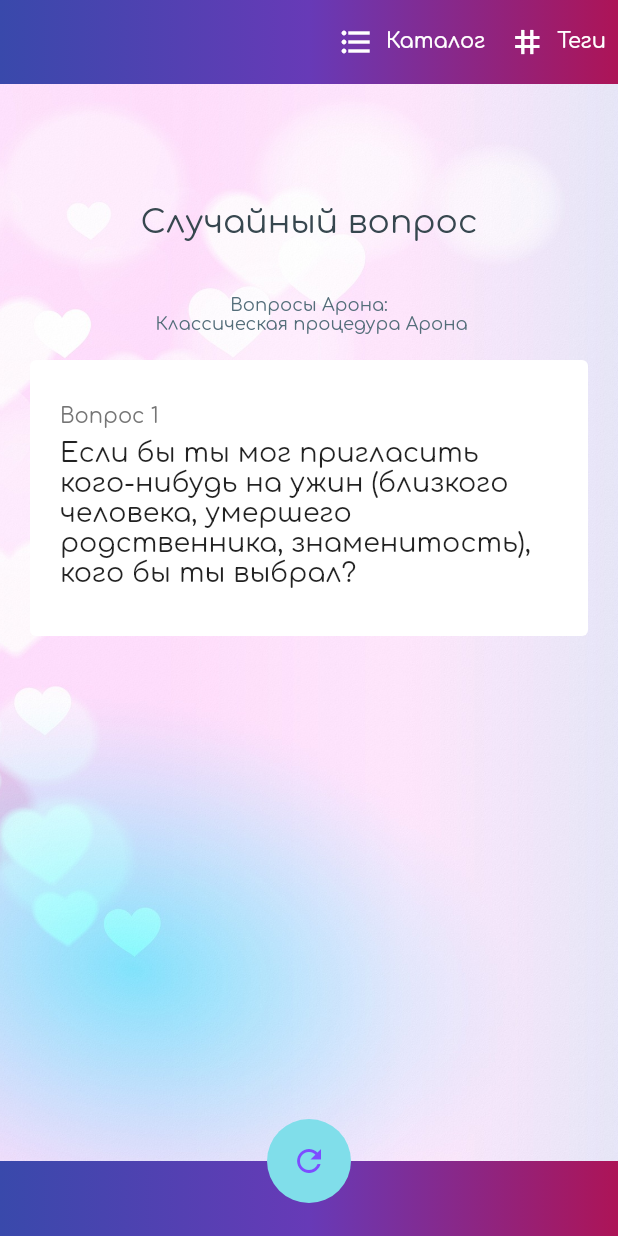
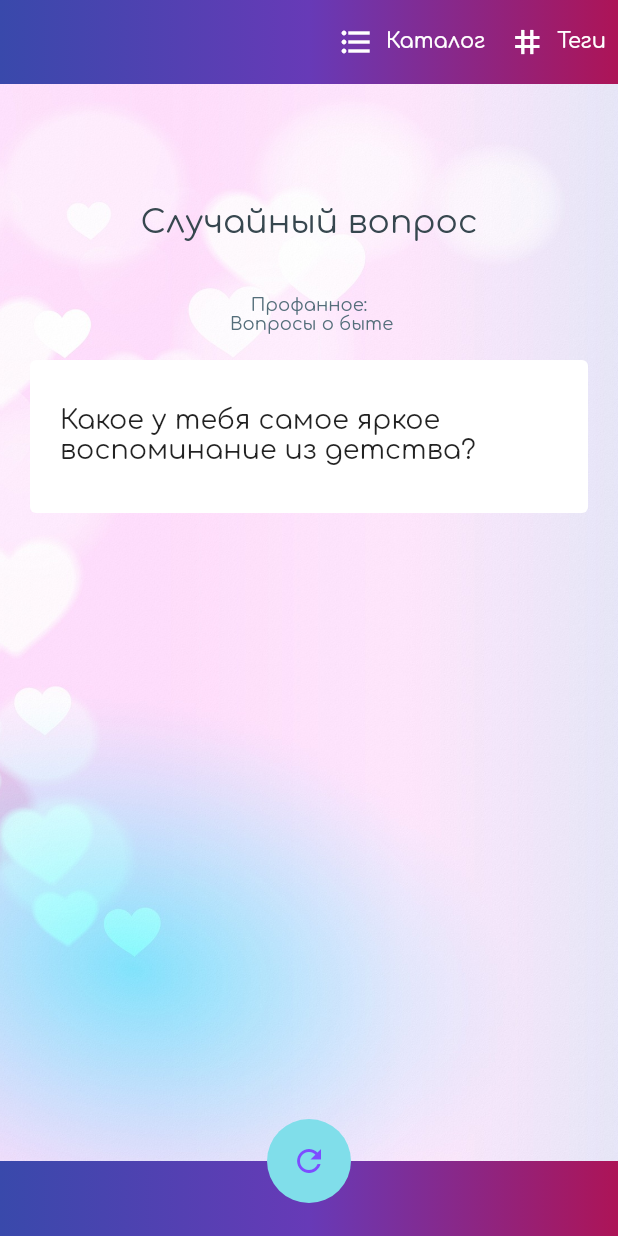
Before and after one commit to DanielTitkov/date_topics, a Flutter app: the screen it shows after launch, on a phone screen of 412 x 824 dp. Run offline on Flutter 3.47's test engine with Material 2 defaults, Android fonts, the phone set to English and light mode, and no system bars; our stand-ins replace google_fonts.

Commit message:
improved random choice

```diff
--- a/lib/data/topics.dart
+++ b/lib/data/topics.dart
@@ -9,6 +9,9 @@
         Topic(
             id: "aron1_aron_classic",
             title: "Классическая процедура Арона",
+            allowRandom: false,
+            allowPlayer: true,
+            description: "36 вопросов",
             items: [
               Item(
                   id: "aron1_aron_classic_q1",
@@ -187,90 +190,44 @@
       description: "Вопросы на бытовые темы",
       topics: [
         Topic(
-            id: "mundane_next_week",
-            title: "Что ты планируешь делать на следующей неделе?",
+            id: "mundane_m1",
+            title: "Вопросы о быте",
+            allowRandom: true,
+            allowPlayer: true,
+            description:
+                "Ну что-то такое. Потом нормально сделаю. Сейчас надо логику настроить. ",
             items: [
               Item(
-                  id: "mundane_next_week_q1",
+                  id: "mundane_m1_q1",
                   body: "Что ты планируешь делать на следующей неделе?"),
-            ]),
-        Topic(
-            id: "mundane_dates",
-            title: "Что тебе нравится и не нравится в свиданиях?",
-            items: [
               Item(
-                  id: "mundane_dates_q1",
+                  id: "mundane_m1_q2",
                   body: "Что тебе нравится и не нравится в свиданиях?"),
-            ]),
-        Topic(
-            id: "mundane_friends",
-            title: "Чем ты славишься среди своих друзей?",
-            items: [
               Item(
-                  id: "mundane_friends_q1",
+                  id: "mundane_m1_q3",
                   body: "Чем ты славишься среди своих друзей?"),
-            ]),
-        Topic(
-            id: "mundane_stereotype",
-            title:
-                "Какой стереотип о мужчинах / женщинах ты ненавидишь больше всего?",
-            items: [
               Item(
-                  id: "mundane_stereotype_q1",
+                  id: "mundane_m1_q4",
                   body:
                       "Какой стереотип о мужчинах / женщинах ты ненавидишь больше всего?"),
-            ]),
-        Topic(
-            id: "mundane_worry",
-            title: "Что заставляет тебя нервничать?",
-            items: [
               Item(
-                  id: "mundane_worry_q1",
-                  body: "Что заставляет тебя нервничать?"),
-            ]),
-        Topic(
-            id: "mundane_disgust",
-            title: "Что может мгновенно вызвать в тебе отторжение к человеку?",
-            items: [
+                  id: "mundane_m1_q5", body: "Что заставляет тебя нервничать?"),
               Item(
-                  id: "mundane_disgust_q1",
+                  id: "mundane_m1_q6",
                   body:
                       "Что может мгновенно вызвать в тебе отторжение к человеку?"),
-            ]),
-        Topic(
-            id: "mundane_misunderstanding",
-            title: "С каким заблуждением о себе ты сталкиваешься чаще всего?",
-            items: [
               Item(
-                  id: "mundane_misunderstanding_q1",
+                  id: "mundane_m1_q7",
                   body:
                       "С каким заблуждением о себе ты сталкиваешься чаще всего?"),
-            ]),
-        Topic(
-            id: "mundane_memories",
-            title: "Какое у тебя самое яркое воспоминание из детства?",
-            items: [
               Item(
-                  id: "mundane_memories_q1",
+                  id: "mundane_m1_q8",
                   body: "Какое у тебя самое яркое воспоминание из детства?"),
-            ]),
-        Topic(id: "mundane_regime", title: "Ты жаворонок или сова?", items: [
-          Item(id: "mundane_regime_q1", body: "Ты жаворонок или сова?"),
-        ]),
-        Topic(
-            id: "mundane_food",
-            title: "Что ты любишь на ужин/завтрак?",
-            items: [
+              Item(id: "mundane_m1_q9", body: "Ты жаворонок или сова?"),
               Item(
-                  id: "mundane_food_q1",
-                  body: "Что ты любишь на ужин/завтрак?"),
-            ]),
-        Topic(
-            id: "mundane_pets",
-            title: "Ты любишь больше кошек или собак?",
-            items: [
+                  id: "mundane_m1_q10", body: "Что ты любишь на ужин/завтрак?"),
               Item(
-                  id: "mundane_pets_q1",
+                  id: "mundane_m1_q11",
                   body: "Ты любишь больше кошек или собак?"),
             ]),
       ]),
--- a/lib/screens/home/home.dart
+++ b/lib/screens/home/home.dart
@@ -109,7 +109,8 @@
               ),
             ),
             ItemCard(
-                item: topicGroups[topicGroupIdx].topics[topicIdx].items[0]),
+                item:
+                    topicGroups[topicGroupIdx].topics[topicIdx].items[itemIdx]),
             Padding(
               padding: const EdgeInsets.fromLTRB(20, 10, 20, 40),
               child: Column(
--- a/lib/screens/topic/widgets/topic_card.dart
+++ b/lib/screens/topic/widgets/topic_card.dart
@@ -34,8 +34,9 @@
                     ? Text("Доступно пунктов: ${topic.itemsCount()}")
                     : null,
                 trailing: Wrap(children: [
-                  if (topic.itemsCount() > 1) Icon(Icons.format_list_numbered),
-                  // if (topic.allowsRandomChoice()) Icon(Icons.face),
+                  if (topic.allowPlayer) Icon(Icons.play_arrow),
+                  if (topic.allowRandom) Icon(Icons.refresh),
+                  // if (topic.itemsCount() > 1) Icon(Icons.format_list_numbered),
                 ]),
               ),
               topic.description != null
--- a/lib/services/topic.dart
+++ b/lib/services/topic.dart
@@ -28,10 +28,17 @@
     int topicIdx =
         _random.nextInt(topicGroupsToRandomize[topicGroupIdx].length);
 
+    int itemIdx = _random
+        .nextInt(topicGroups[topicGroupIdx].topics[topicIdx].items.length);
+
+    print(topicGroupIdx);
+    print(topicIdx);
+    print(itemIdx);
+
     return RandomItem(
       topicGroupIdx: topicGroupIdx,
       topicIdx: topicIdx,
-      itemIdx: 0, // for now only topics with 1 item allowed to random choice
+      itemIdx: itemIdx,
     );
   }
 }
```
Also changed, not shown: data/topics.csv (+54 -64 lines), 1 other file.
